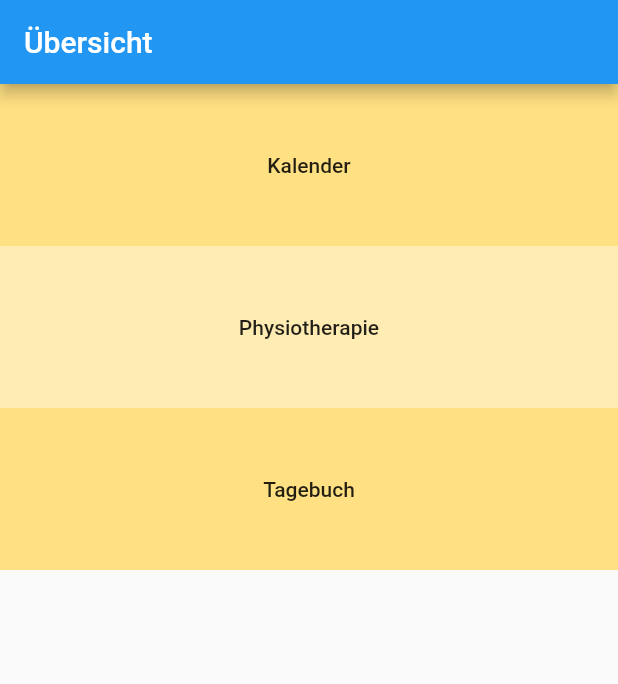
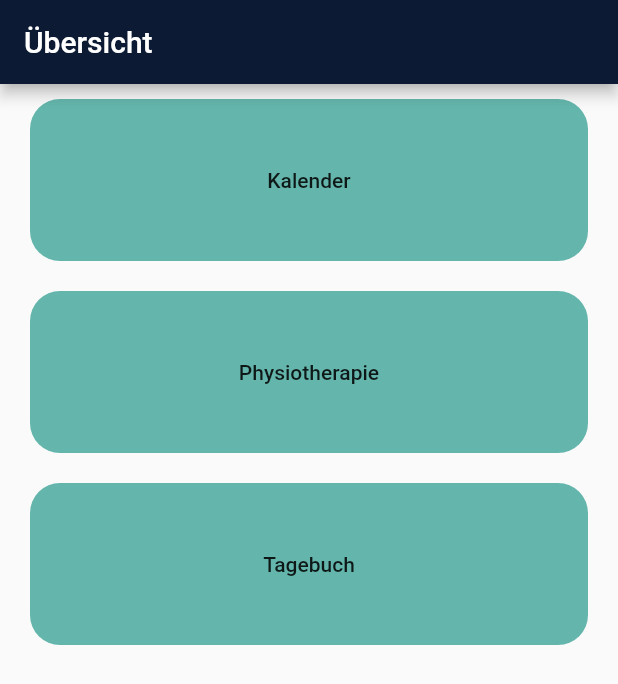
Before and after one commit to Frederik-Roeckle/casestudy, a Flutter app: the screen it shows after launch, on a phone screen of 412 x 824 dp. Shown: the top 684 px of the screen. Run offline on Flutter 3.47's test engine with Material 2 defaults, Android fonts, the phone set to English and light mode, and no system bars.

```diff
--- a/lib/Kalender.dart
+++ b/lib/Kalender.dart
@@ -5,7 +5,8 @@ class Kalender extends StatelessWidget {
   @override
   Widget build(BuildContext context) {
     return Scaffold(
-        appBar: AppBar(title: Text("Kalender")),
+        appBar:
+            AppBar(title: Text("Kalender"), backgroundColor: Colors.amber[300]),
         body: Column(
           mainAxisAlignment: MainAxisAlignment.start,
           crossAxisAlignment: CrossAxisAlignment.stretch,
--- a/lib/Physiotherapie.dart
+++ b/lib/Physiotherapie.dart
@@ -5,7 +5,8 @@ class Physiotherapie extends StatelessWidget {
   @override
   Widget build(BuildContext context) {
     return Scaffold(
-        appBar: AppBar(title: Text("Physiotherapie")),
+        appBar: AppBar(
+            title: Text("Physiotherapie"), backgroundColor: Colors.amber[300]),
         body: Column(
           mainAxisAlignment: MainAxisAlignment.start,
           crossAxisAlignment: CrossAxisAlignment.stretch,
--- a/lib/Tagebuch.dart
+++ b/lib/Tagebuch.dart
@@ -5,7 +5,8 @@ class Tagebuch extends StatelessWidget {
   @override
   Widget build(BuildContext context) {
     return Scaffold(
-        appBar: AppBar(title: Text("Tagebuch")),
+        appBar:
+            AppBar(title: Text("Tagebuch"), backgroundColor: Colors.amber[300]),
         body: Column(
           mainAxisAlignment: MainAxisAlignment.start,
           crossAxisAlignment: CrossAxisAlignment.stretch,
--- a/lib/homescreen.dart
+++ b/lib/homescreen.dart
@@ -5,33 +5,29 @@ class HomescreenList extends StatelessWidget {
   @override
   Widget build(BuildContext context) {
     return Scaffold(
-        appBar: AppBar(title: Text("Übersicht")),
+        appBar: AppBar(
+            title: Text("Übersicht"), backgroundColor: Styles.appBarColor),
         body: Column(
           crossAxisAlignment: CrossAxisAlignment.stretch,
           children: <Widget>[
-            Container(
-              padding: EdgeInsets.all(30.0),
-              color: Colors.amber[200],
-              child: new FlatButton(
-                  onPressed: () => Navigator.pushNamed(context, '/Kalender'),
-                  child: new Text('Kalender')),
-            ),
-            Container(
-              padding: EdgeInsets.all(30.0),
-              color: Colors.amber[100],
-              child: new FlatButton(
-                  onPressed: () =>
-                      Navigator.pushNamed(context, '/Physiotherapie'),
-                  child: new Text('Physiotherapie')),
-            ),
-            Container(
-              padding: EdgeInsets.all(30.0),
-              color: Colors.amber[200],
-              child: new FlatButton(
-                  onPressed: () => Navigator.pushNamed(context, '/Tagebuch'),
-                  child: new Text('Tagebuch')),
-            ),
+            _routingTile(context, 'Kalender', '/Kalender'),
+            _routingTile(context, 'Physiotherapie', '/Physiotherapie'),
+            _routingTile(context, 'Tagebuch', '/Tagebuch'),
           ],
         ));
   }
+
+  Widget _routingTile(context, String funktion, String route) {
+    return Padding(
+        padding: const EdgeInsets.fromLTRB(20.0, 10.0, 20.0, 10.0),
+        child: Container(
+          padding: EdgeInsets.all(30.0),
+          decoration: BoxDecoration(
+              color: Styles.tileColor,
+              borderRadius: BorderRadius.all(Radius.circular(20))),
+          child: new FlatButton(
+              onPressed: () => Navigator.pushNamed(context, route),
+              child: new Text(funktion)),
+        ));
+  }
 }
--- a/lib/styles.dart
+++ b/lib/styles.dart
@@ -5,6 +5,8 @@ class Styles {
   static const _textSizeDefault = 20.0;
   static final Color _textColorStrong = _hexToColor('000000');
   static final Color _textColorDefault = _hexToColor('666666');
+  static final Color tileColor = Color(0xff64B6AC);
+  static final Color appBarColor = Color(0xff0C1B33);
   // static final String _fontNameDefault = 'Bahn...'
 
 // static final navBarTitle = TextStyle(
```
